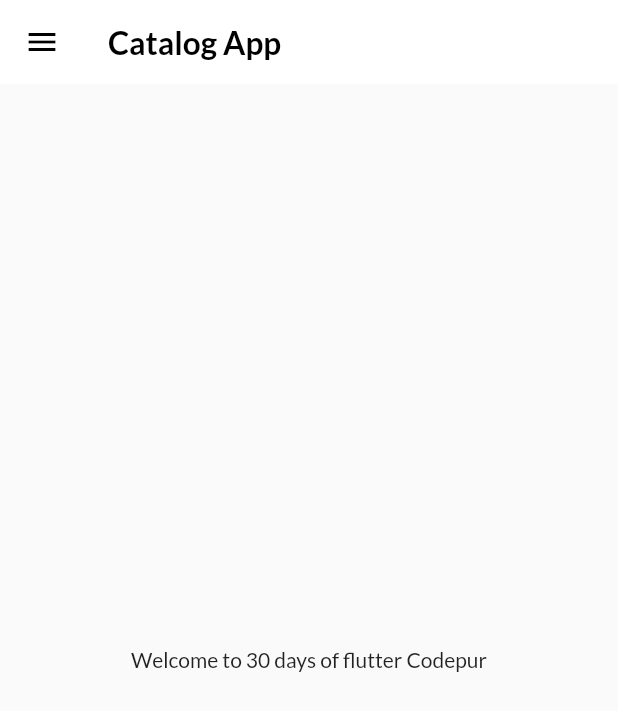
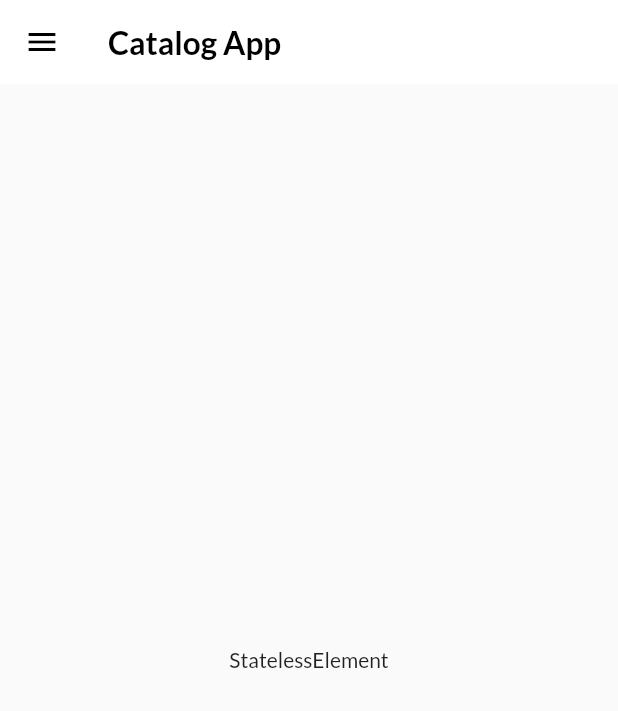
Before and after one commit to Vikrant-Vasu/Catalog-App, a Flutter app: the screen it shows after launch, on a phone screen of 412 x 824 dp. Shown: the top 711 px of the screen. Run offline on Flutter 3.47's test engine with Material 2 defaults, Android fonts, the phone set to English and light mode, and no system bars; our stand-ins replace google_fonts; missing offline and left inert: dart:ffi.

Commit message:
day 11 complete

```diff
--- a/lib/pages/home_page.dart
+++ b/lib/pages/home_page.dart
@@ -15,7 +15,7 @@ class HomePage extends StatelessWidget {
       ),
       body: Center(
         child: Container(
-          child: Text("Welcome to $days days of flutter $name"),
+          child: Text(context.runtimeType.toString()),
         ),
       ),
       drawer: MyDrawer(),
```
